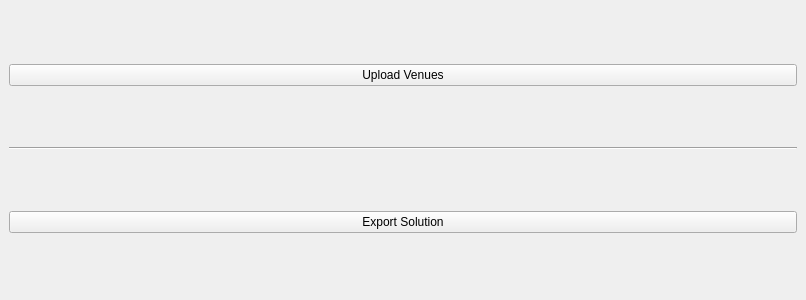
This is mi_companion/gui/split_widgets/digitisation_dock_widget.ui in MapsPeople/mi_companion as Qt 5 draws it before an edit. The edited form follows.
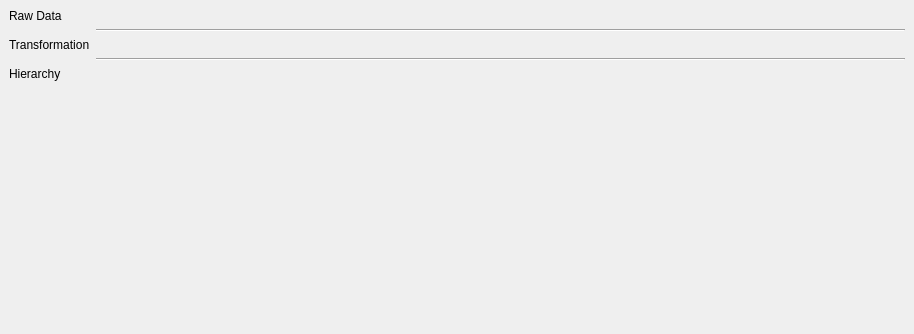
This is the edited form.

Commit message: Minimal button documentation

Diff of the .ui file:
```diff
--- a/mi_companion/gui/split_widgets/digitisation_dock_widget.ui
+++ b/mi_companion/gui/split_widgets/digitisation_dock_widget.ui
@@ -6,8 +6,8 @@
    <rect>
     <x>0</x>
     <y>0</y>
-    <width>806</width>
-    <height>300</height>
+    <width>914</width>
+    <height>334</height>
    </rect>
   </property>
   <property name="sizePolicy">
@@ -20,21 +20,31 @@
    <string>Export</string>
   </property>
   <widget class="QWidget" name="dockWidgetContents">
-   <layout class="QGridLayout" name="gridLayout">
+   <property name="sizePolicy">
+    <sizepolicy hsizetype="Expanding" vsizetype="Expanding">
+     <horstretch>0</horstretch>
+     <verstretch>0</verstretch>
+    </sizepolicy>
+   </property>
+   <layout class="QFormLayout" name="formLayout">
     <item row="0" column="0">
-     <widget class="QPushButton" name="upload_button">
-      <property name="sizePolicy">
-       <sizepolicy hsizetype="Minimum" vsizetype="Fixed">
-        <horstretch>0</horstretch>
-        <verstretch>0</verstretch>
-       </sizepolicy>
-      </property>
+     <widget class="QLabel" name="label">
       <property name="text">
-       <string>Upload Venues</string>
+       <string>Raw Data</string>
       </property>
      </widget>
     </item>
-    <item row="1" column="0">
+    <item row="0" column="1">
+     <layout class="QHBoxLayout" name="importers_layout">
+      <property name="leftMargin">
+       <number>0</number>
+      </property>
+      <property name="topMargin">
+       <number>0</number>
+      </property>
+     </layout>
+    </item>
+    <item row="1" column="1">
      <widget class="Line" name="line">
       <property name="orientation">
        <enum>Qt::Orientation::Horizontal</enum>
@@ -42,12 +52,55 @@
      </widget>
     </item>
     <item row="2" column="0">
-     <widget class="QPushButton" name="export_button">
+     <widget class="QLabel" name="label_3">
       <property name="text">
-       <string>Export Solution</string>
+       <string>Transformation</string>
       </property>
      </widget>
     </item>
+    <item row="2" column="1">
+     <layout class="QHBoxLayout" name="transformation_layout">
+      <property name="leftMargin">
+       <number>0</number>
+      </property>
+      <property name="topMargin">
+       <number>0</number>
+      </property>
+     </layout>
+    </item>
+    <item row="3" column="1">
+     <widget class="Line" name="line_2">
+      <property name="orientation">
+       <enum>Qt::Horizontal</enum>
+      </property>
+     </widget>
+    </item>
+    <item row="4" column="0">
+     <widget class="QLabel" name="label_2">
+      <property name="text">
+       <string>Hierarchy</string>
+      </property>
+     </widget>
+    </item>
+    <item row="4" column="1">
+     <layout class="QHBoxLayout" name="hierarchy_layout">
+      <property name="sizeConstraint">
+       <enum>QLayout::SizeConstraint::SetDefaultConstraint</enum>
+      </property>
+      <property name="leftMargin">
+       <number>0</number>
+      </property>
+      <property name="topMargin">
+       <number>0</number>
+      </property>
+      <property name="rightMargin">
+       <number>0</number>
+      </property>
+      <property name="bottomMargin">
+       <number>0</number>
+      </property>
+     </layout>
+    </item>
    </layout>
   </widget>
  </widget>
```
Left out of the diff: 8 changed lines with no effect on the pictures. The commit also changes 60 other files.
